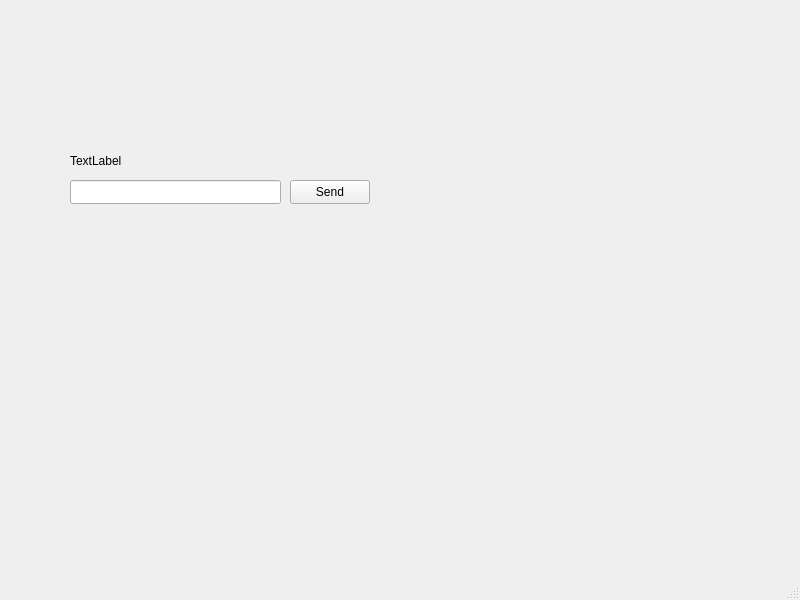
Above: Gui/Test_Gui/mainwindow.ui from kasper201/Domotica-School before the change. Below: the same form after it.
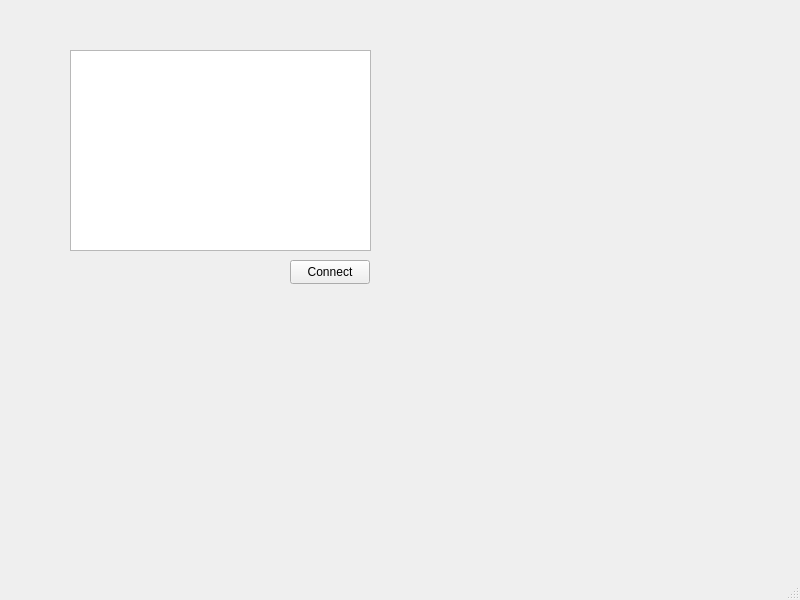
That is the form after the change.

Commit message: Bijna daar maar weet nog niet hoe ik de noWhiteSpaces kopel aan current_comport

Patch:
```diff
--- a/Gui/Test_Gui/mainwindow.ui
+++ b/Gui/Test_Gui/mainwindow.ui
@@ -50,6 +50,29 @@
      <string>TextLabel</string>
     </property>
    </widget>
+   <widget class="QListWidget" name="listWidget_Comport">
+    <property name="geometry">
+     <rect>
+      <x>70</x>
+      <y>50</y>
+      <width>301</width>
+      <height>201</height>
+     </rect>
+    </property>
+   </widget>
+   <widget class="QPushButton" name="pushButton_Connect">
+    <property name="geometry">
+     <rect>
+      <x>290</x>
+      <y>260</y>
+      <width>80</width>
+      <height>24</height>
+     </rect>
+    </property>
+    <property name="text">
+     <string>Connect</string>
+    </property>
+   </widget>
   </widget>
   <widget class="QMenuBar" name="menubar">
    <property name="geometry">
```
The commit also changes 3 other files.
